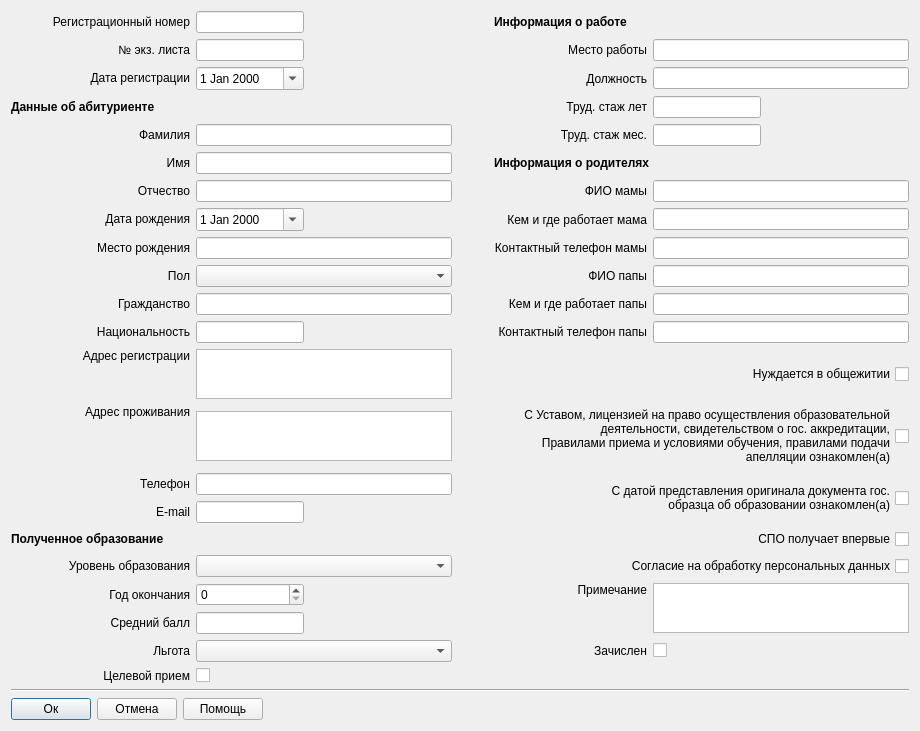
Before: the Qt Designer form maddabiturdialog.ui in ichigo7diavol/armp, drawn with Qt 5.
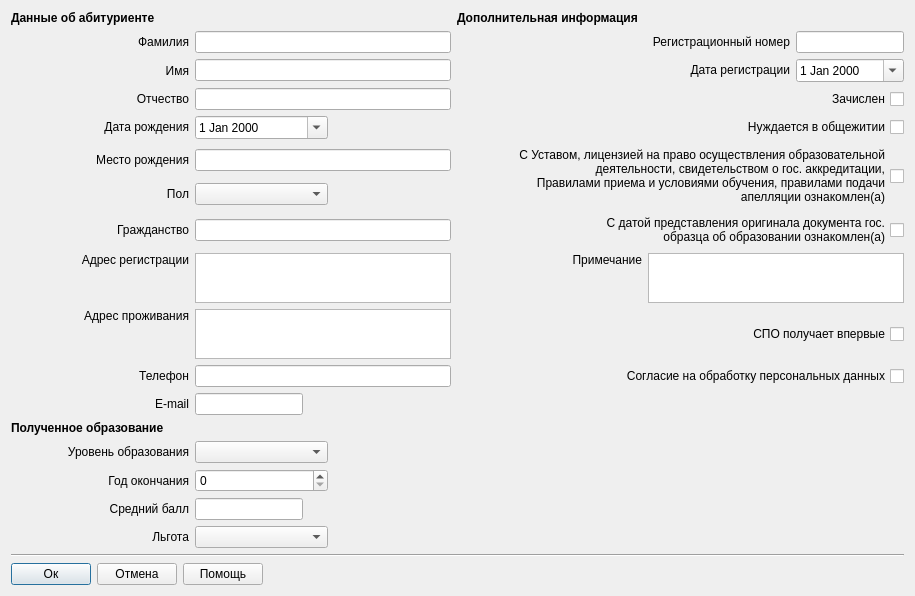
After: the same form once the commit is applied.

The edit to the form file:
```diff
--- a/maddabiturdialog.ui
+++ b/maddabiturdialog.ui
@@ -6,8 +6,8 @@
    <rect>
     <x>0</x>
     <y>0</y>
-    <width>920</width>
-    <height>686</height>
+    <width>915</width>
+    <height>562</height>
    </rect>
   </property>
   <property name="sizePolicy">
@@ -22,124 +22,6 @@
   <layout class="QVBoxLayout" name="verticalLayout" stretch="0,0,0">
    <item>
     <layout class="QGridLayout" name="gridLayout" columnstretch="0,0,0,0,0,0,0,0">
-     <item row="0" column="1">
-      <widget class="QLabel" name="label">
-       <property name="sizePolicy">
-        <sizepolicy hsizetype="Preferred" vsizetype="Fixed">
-         <horstretch>0</horstretch>
-         <verstretch>0</verstretch>
-        </sizepolicy>
-       </property>
-       <property name="text">
-        <string>Регистрационный номер</string>
-       </property>
-       <property name="alignment">
-        <set>Qt::AlignRight|Qt::AlignTrailing|Qt::AlignVCenter</set>
-       </property>
-      </widget>
-     </item>
-     <item row="8" column="2">
-      <widget class="QDateEdit" name="birthDateEdit">
-       <property name="calendarPopup">
-        <bool>true</bool>
-       </property>
-      </widget>
-     </item>
-     <item row="4" column="6">
-      <widget class="QLineEdit" name="seniorityYearLineEdit">
-       <property name="sizePolicy">
-        <sizepolicy hsizetype="Fixed" vsizetype="Fixed">
-         <horstretch>0</horstretch>
-         <verstretch>0</verstretch>
-        </sizepolicy>
-       </property>
-      </widget>
-     </item>
-     <item row="5" column="5">
-      <widget class="QLabel" name="label_10">
-       <property name="text">
-        <string>Труд. стаж мес.</string>
-       </property>
-       <property name="alignment">
-        <set>Qt::AlignRight|Qt::AlignTrailing|Qt::AlignVCenter</set>
-       </property>
-      </widget>
-     </item>
-     <item row="3" column="5">
-      <widget class="QLabel" name="label_8">
-       <property name="text">
-        <string>Должность</string>
-       </property>
-       <property name="alignment">
-        <set>Qt::AlignRight|Qt::AlignTrailing|Qt::AlignVCenter</set>
-       </property>
-      </widget>
-     </item>
-     <item row="19" column="1">
-      <widget class="QLabel" name="label_25">
-       <property name="text">
-        <string>Год окончания</string>
-       </property>
-       <property name="alignment">
-        <set>Qt::AlignRight|Qt::AlignTrailing|Qt::AlignVCenter</set>
-       </property>
-      </widget>
-     </item>
-     <item row="14" column="1">
-      <widget class="QLabel" name="label_14">
-       <property name="sizePolicy">
-        <sizepolicy hsizetype="Preferred" vsizetype="Preferred">
-         <horstretch>0</horstretch>
-         <verstretch>0</verstretch>
-        </sizepolicy>
-       </property>
-       <property name="text">
-        <string>Адрес проживания</string>
-       </property>
-       <property name="alignment">
-        <set>Qt::AlignRight|Qt::AlignTop|Qt::AlignTrailing</set>
-       </property>
-      </widget>
-     </item>
-     <item row="4" column="5">
-      <widget class="QLabel" name="label_9">
-       <property name="text">
-        <string>Труд. стаж лет</string>
-       </property>
-       <property name="alignment">
-        <set>Qt::AlignRight|Qt::AlignTrailing|Qt::AlignVCenter</set>
-       </property>
-      </widget>
-     </item>
-     <item row="13" column="1">
-      <widget class="QLabel" name="label_16">
-       <property name="sizePolicy">
-        <sizepolicy hsizetype="Preferred" vsizetype="Preferred">
-         <horstretch>0</horstretch>
-         <verstretch>0</verstretch>
-        </sizepolicy>
-       </property>
-       <property name="text">
-        <string>Адрес регистрации</string>
-       </property>
-       <property name="alignment">
-        <set>Qt::AlignRight|Qt::AlignTop|Qt::AlignTrailing</set>
-       </property>
-      </widget>
-     </item>
-     <item row="6" column="1">
-      <widget class="QLabel" name="label_11">
-       <property name="text">
-        <string>Имя</string>
-       </property>
-       <property name="alignment">
-        <set>Qt::AlignRight|Qt::AlignTrailing|Qt::AlignVCenter</set>
-       </property>
-      </widget>
-     </item>
-     <item row="6" column="2" colspan="2">
-      <widget class="QLineEdit" name="nameLineEdit"/>
-     </item>
      <item row="7" column="1">
       <widget class="QLabel" name="label_12">
        <property name="text">
@@ -150,8 +32,8 @@
        </property>
       </widget>
      </item>
-     <item row="7" column="2" colspan="2">
-      <widget class="QLineEdit" name="midNameLineEdit"/>
+     <item row="6" column="2" colspan="2">
+      <widget class="QLineEdit" name="nameLineEdit"/>
      </item>
      <item row="4" column="0" colspan="3">
       <widget class="QLabel" name="label_4">
@@ -182,31 +64,21 @@
        </property>
       </widget>
      </item>
-     <item row="3" column="1">
-      <widget class="QLabel" name="label_5">
-       <property name="sizePolicy">
-        <sizepolicy hsizetype="Preferred" vsizetype="Fixed">
-         <horstretch>0</horstretch>
-         <verstretch>0</verstretch>
-        </sizepolicy>
-       </property>
+     <item row="6" column="1">
+      <widget class="QLabel" name="label_11">
        <property name="text">
-        <string>Дата регистрации</string>
+        <string>Имя</string>
        </property>
        <property name="alignment">
         <set>Qt::AlignRight|Qt::AlignTrailing|Qt::AlignVCenter</set>
        </property>
       </widget>
      </item>
-     <item row="20" column="2">
-      <widget class="QLineEdit" name="avgScoreLineEdit">
-       <property name="sizePolicy">
-        <sizepolicy hsizetype="Fixed" vsizetype="Fixed">
-         <horstretch>0</horstretch>
-         <verstretch>0</verstretch>
-        </sizepolicy>
-       </property>
-      </widget>
+     <item row="7" column="2" colspan="2">
+      <widget class="QLineEdit" name="midNameLineEdit"/>
+     </item>
+     <item row="11" column="2" colspan="2">
+      <widget class="QLineEdit" name="citizenshipLineEdit"/>
      </item>
      <item row="8" column="1">
       <widget class="QLabel" name="label_13">
@@ -224,210 +96,9 @@
        </property>
       </widget>
      </item>
-     <item row="11" column="2" colspan="2">
-      <widget class="QLineEdit" name="citizenshipLineEdit"/>
-     </item>
-     <item row="10" column="2" colspan="2">
-      <widget class="QComboBox" name="genderComboBox"/>
-     </item>
-     <item row="7" column="5">
-      <widget class="QLabel" name="label_29">
-       <property name="text">
-        <string>ФИО мамы</string>
-       </property>
-       <property name="alignment">
-        <set>Qt::AlignRight|Qt::AlignTrailing|Qt::AlignVCenter</set>
-       </property>
-      </widget>
-     </item>
-     <item row="12" column="5">
-      <widget class="QLabel" name="label_34">
-       <property name="text">
-        <string>Контактный телефон папы</string>
-       </property>
-       <property name="alignment">
-        <set>Qt::AlignRight|Qt::AlignTrailing|Qt::AlignVCenter</set>
-       </property>
-      </widget>
-     </item>
-     <item row="11" column="5">
-      <widget class="QLabel" name="label_33">
-       <property name="text">
-        <string>Кем и где работает папы</string>
-       </property>
-       <property name="alignment">
-        <set>Qt::AlignRight|Qt::AlignTrailing|Qt::AlignVCenter</set>
-       </property>
-      </widget>
-     </item>
-     <item row="10" column="5">
-      <widget class="QLabel" name="label_32">
-       <property name="text">
-        <string>ФИО папы</string>
-       </property>
-       <property name="alignment">
-        <set>Qt::AlignRight|Qt::AlignTrailing|Qt::AlignVCenter</set>
-       </property>
-      </widget>
-     </item>
-     <item row="12" column="6" colspan="2">
-      <widget class="QLineEdit" name="fatherPhoneLineEdit"/>
-     </item>
-     <item row="21" column="6">
-      <widget class="QCheckBox" name="enlistedCheckBox">
-       <property name="text">
-        <string/>
-       </property>
-      </widget>
-     </item>
-     <item row="10" column="6" colspan="2">
-      <widget class="QLineEdit" name="fatherFIOLineEdit"/>
-     </item>
-     <item row="19" column="5" rowspan="2">
-      <widget class="QLabel" name="label_35">
-       <property name="text">
-        <string>Примечание</string>
-       </property>
-       <property name="alignment">
-        <set>Qt::AlignRight|Qt::AlignTop|Qt::AlignTrailing</set>
-       </property>
-      </widget>
-     </item>
-     <item row="17" column="5" colspan="3">
-      <widget class="QCheckBox" name="firstSPOCheckBox">
-       <property name="layoutDirection">
-        <enum>Qt::RightToLeft</enum>
-       </property>
-       <property name="text">
-        <string>СПО получает впервые</string>
-       </property>
-      </widget>
-     </item>
-     <item row="14" column="5" colspan="3">
-      <widget class="QCheckBox" name="rulesAgreeCheckBox">
-       <property name="layoutDirection">
-        <enum>Qt::RightToLeft</enum>
-       </property>
-       <property name="text">
-        <string>С Уставом, лицензией на право осуществления образовательной 
-деятельности, свидетельством о гос. аккредитации, 
-Правилами приема и условиями обучения, правилами подачи
- апелляции ознакомлен(а)</string>
-       </property>
-      </widget>
-     </item>
-     <item row="18" column="5" colspan="3">
-      <widget class="QCheckBox" name="procAgreeCheckBox">
-       <property name="layoutDirection">
-        <enum>Qt::RightToLeft</enum>
-       </property>
-       <property name="text">
-        <string>Согласие на обработку персональных данных</string>
-       </property>
-      </widget>
-     </item>
-     <item row="13" column="5" colspan="3">
-      <widget class="QCheckBox" name="dormitoryCheckBox">
-       <property name="layoutDirection">
-        <enum>Qt::RightToLeft</enum>
-       </property>
-       <property name="text">
-        <string>Нуждается в общежитии</string>
-       </property>
-      </widget>
-     </item>
-     <item row="2" column="2">
-      <widget class="QLineEdit" name="exumNumLineEdit">
-       <property name="sizePolicy">
-        <sizepolicy hsizetype="Fixed" vsizetype="Fixed">
-         <horstretch>0</horstretch>
-         <verstretch>0</verstretch>
-        </sizepolicy>
-       </property>
-      </widget>
-     </item>
      <item row="9" column="2" colspan="2">
       <widget class="QLineEdit" name="birthPlaceLineEdit"/>
      </item>
-     <item row="2" column="5">
-      <widget class="QLabel" name="label_2">
-       <property name="text">
-        <string>Место работы</string>
-       </property>
-       <property name="alignment">
-        <set>Qt::AlignRight|Qt::AlignTrailing|Qt::AlignVCenter</set>
-       </property>
-      </widget>
-     </item>
-     <item row="2" column="1">
-      <widget class="QLabel" name="label_3">
-       <property name="sizePolicy">
-        <sizepolicy hsizetype="Preferred" vsizetype="Fixed">
-         <horstretch>0</horstretch>
-         <verstretch>0</verstretch>
-        </sizepolicy>
-       </property>
-       <property name="text">
-        <string>№ экз. листа</string>
-       </property>
-       <property name="alignment">
-        <set>Qt::AlignRight|Qt::AlignTrailing|Qt::AlignVCenter</set>
-       </property>
-      </widget>
-     </item>
-     <item row="0" column="2">
-      <widget class="QLineEdit" name="regLineEdit">
-       <property name="sizePolicy">
-        <sizepolicy hsizetype="Fixed" vsizetype="Fixed">
-         <horstretch>0</horstretch>
-         <verstretch>0</verstretch>
-        </sizepolicy>
-       </property>
-      </widget>
-     </item>
-     <item row="3" column="2">
-      <widget class="QDateEdit" name="regDateEdit">
-       <property name="calendarPopup">
-        <bool>true</bool>
-       </property>
-      </widget>
-     </item>
-     <item row="18" column="2" colspan="2">
-      <widget class="QComboBox" name="eduLvlComboBox"/>
-     </item>
-     <item row="0" column="4">
-      <spacer name="horizontalSpacer">
-       <property name="orientation">
-        <enum>Qt::Horizontal</enum>
-       </property>
-       <property name="sizeHint" stdset="0">
-        <size>
-         <width>40</width>
-         <height>20</height>
-        </size>
-       </property>
-      </spacer>
-     </item>
-     <item row="2" column="6" colspan="2">
-      <widget class="QLineEdit" name="workPlaceLineEdit">
-       <property name="sizePolicy">
-        <sizepolicy hsizetype="Preferred" vsizetype="Fixed">
-         <horstretch>0</horstretch>
-         <verstretch>0</verstretch>
-        </sizepolicy>
-       </property>
-      </widget>
-     </item>
-     <item row="16" column="2">
-      <widget class="QLineEdit" name="mailLineEdit">
-       <property name="sizePolicy">
-        <sizepolicy hsizetype="Fixed" vsizetype="Fixed">
-         <horstretch>0</horstretch>
-         <verstretch>0</verstretch>
-        </sizepolicy>
-       </property>
-      </widget>
-     </item>
      <item row="5" column="1">
       <widget class="QLabel" name="label_6">
        <property name="text">
@@ -438,54 +109,6 @@
        </property>
       </widget>
      </item>
-     <item row="13" column="2" colspan="2">
-      <widget class="QTextEdit" name="regAdrTextEdit">
-       <property name="sizePolicy">
-        <sizepolicy hsizetype="Expanding" vsizetype="Fixed">
-         <horstretch>0</horstretch>
-         <verstretch>0</verstretch>
-        </sizepolicy>
-       </property>
-       <property name="minimumSize">
-        <size>
-         <width>0</width>
-         <height>50</height>
-        </size>
-       </property>
-       <property name="maximumSize">
-        <size>
-         <width>16777215</width>
-         <height>50</height>
-        </size>
-       </property>
-       <property name="lineWidth">
-        <number>1</number>
-       </property>
-      </widget>
-     </item>
-     <item row="15" column="2" colspan="2">
-      <widget class="QLineEdit" name="phoneLineEdit"/>
-     </item>
-     <item row="12" column="2">
-      <widget class="QLineEdit" name="nationLineEdit">
-       <property name="sizePolicy">
-        <sizepolicy hsizetype="Fixed" vsizetype="Fixed">
-         <horstretch>0</horstretch>
-         <verstretch>0</verstretch>
-        </sizepolicy>
-       </property>
-      </widget>
-     </item>
-     <item row="16" column="1">
-      <widget class="QLabel" name="label_18">
-       <property name="text">
-        <string>E-mail</string>
-       </property>
-       <property name="alignment">
-        <set>Qt::AlignRight|Qt::AlignTrailing|Qt::AlignVCenter</set>
-       </property>
-      </widget>
-     </item>
      <item row="11" column="1">
       <widget class="QLabel" name="label_20">
        <property name="text">
@@ -496,59 +119,7 @@
        </property>
       </widget>
      </item>
-     <item row="14" column="2" colspan="2">
-      <widget class="QTextEdit" name="liveAdrTextEdit">
-       <property name="sizePolicy">
-        <sizepolicy hsizetype="Expanding" vsizetype="Fixed">
-         <horstretch>0</horstretch>
-         <verstretch>0</verstretch>
-        </sizepolicy>
-       </property>
-       <property name="minimumSize">
-        <size>
-         <width>0</width>
-         <height>50</height>
-        </size>
-       </property>
-       <property name="maximumSize">
-        <size>
-         <width>16777215</width>
-         <height>50</height>
-        </size>
-       </property>
-      </widget>
-     </item>
-     <item row="20" column="1">
-      <widget class="QLabel" name="label_26">
-       <property name="text">
-        <string>Средний балл</string>
-       </property>
-       <property name="alignment">
-        <set>Qt::AlignRight|Qt::AlignTrailing|Qt::AlignVCenter</set>
-       </property>
-      </widget>
-     </item>
-     <item row="12" column="1">
-      <widget class="QLabel" name="label_19">
-       <property name="text">
-        <string>Национальность</string>
-       </property>
-       <property name="alignment">
-        <set>Qt::AlignRight|Qt::AlignTrailing|Qt::AlignVCenter</set>
-       </property>
-      </widget>
-     </item>
-     <item row="21" column="1">
-      <widget class="QLabel" name="label_27">
-       <property name="text">
-        <string>Льгота</string>
-       </property>
-       <property name="alignment">
-        <set>Qt::AlignRight|Qt::AlignTrailing|Qt::AlignVCenter</set>
-       </property>
-      </widget>
-     </item>
-     <item row="0" column="0">
+     <item row="5" column="0">
       <spacer name="horizontalSpacer_3">
        <property name="orientation">
         <enum>Qt::Horizontal</enum>
@@ -561,65 +132,6 @@
        </property>
       </spacer>
      </item>
-     <item row="5" column="6">
-      <widget class="QLineEdit" name="seniorityMonthLineEdit">
-       <property name="sizePolicy">
-        <sizepolicy hsizetype="Fixed" vsizetype="Fixed">
-         <horstretch>0</horstretch>
-         <verstretch>0</verstretch>
-        </sizepolicy>
-       </property>
-      </widget>
-     </item>
-     <item row="15" column="1">
-      <widget class="QLabel" name="label_17">
-       <property name="text">
-        <string>Телефон</string>
-       </property>
-       <property name="alignment">
-        <set>Qt::AlignRight|Qt::AlignTrailing|Qt::AlignVCenter</set>
-       </property>
-      </widget>
-     </item>
-     <item row="21" column="5">
-      <widget class="QLabel" name="label_36">
-       <property name="text">
-        <string>Зачислен</string>
-       </property>
-       <property name="alignment">
-        <set>Qt::AlignRight|Qt::AlignTrailing|Qt::AlignVCenter</set>
-       </property>
-      </widget>
-     </item>
-     <item row="3" column="6" colspan="2">
-      <widget class="QLineEdit" name="workPosLineEdit"/>
-     </item>
-     <item row="22" column="2">
-      <widget class="QCheckBox" name="targeRecCheckBox">
-       <property name="text">
-        <string/>
-       </property>
-      </widget>
-     </item>
-     <item row="0" column="5" colspan="2">
-      <widget class="QLabel" name="label_7">
-       <property name="sizePolicy">
-        <sizepolicy hsizetype="Preferred" vsizetype="Fixed">
-         <horstretch>0</horstretch>
-         <verstretch>0</verstretch>
-        </sizepolicy>
-       </property>
-       <property name="font">
-        <font>
-         <weight>75</weight>
-         <bold>true</bold>
-        </font>
-       </property>
-       <property name="text">
-        <string>Информация о работе</string>
-       </property>
-      </widget>
-     </item>
      <item row="10" column="1">
       <widget class="QLabel" name="label_21">
        <property name="text">
@@ -630,6 +142,19 @@
        </property>
       </widget>
      </item>
+     <item row="5" column="4">
+      <spacer name="horizontalSpacer">
+       <property name="orientation">
+        <enum>Qt::Horizontal</enum>
+       </property>
+       <property name="sizeHint" stdset="0">
+        <size>
+         <width>40</width>
+         <height>20</height>
+        </size>
+       </property>
+      </spacer>
+     </item>
      <item row="9" column="1">
       <widget class="QLabel" name="label_22">
        <property name="text">
@@ -640,10 +165,171 @@
        </property>
       </widget>
      </item>
-     <item row="17" column="0" colspan="3">
+     <item row="8" column="2">
+      <widget class="QDateEdit" name="birthDateEdit">
+       <property name="calendarPopup">
+        <bool>true</bool>
+       </property>
+      </widget>
+     </item>
+     <item row="5" column="7">
+      <widget class="QLineEdit" name="regLineEdit">
+       <property name="sizePolicy">
+        <sizepolicy hsizetype="Fixed" vsizetype="Fixed">
+         <horstretch>0</horstretch>
+         <verstretch>0</verstretch>
+        </sizepolicy>
+       </property>
+      </widget>
+     </item>
+     <item row="5" column="6">
+      <widget class="QLabel" name="label">
+       <property name="sizePolicy">
+        <sizepolicy hsizetype="Preferred" vsizetype="Fixed">
+         <horstretch>0</horstretch>
+         <verstretch>0</verstretch>
+        </sizepolicy>
+       </property>
+       <property name="text">
+        <string>Регистрационный номер</string>
+       </property>
+       <property name="alignment">
+        <set>Qt::AlignRight|Qt::AlignTrailing|Qt::AlignVCenter</set>
+       </property>
+      </widget>
+     </item>
+     <item row="4" column="4" colspan="3">
+      <widget class="QLabel" name="label_2">
+       <property name="font">
+        <font>
+         <weight>75</weight>
+         <bold>true</bold>
+        </font>
+       </property>
+       <property name="text">
+        <string>Дополнительная информация</string>
+       </property>
+      </widget>
+     </item>
+     <item row="10" column="2">
+      <widget class="QComboBox" name="genderComboBox"/>
+     </item>
+     <item row="13" column="1">
+      <widget class="QLabel" name="label_14">
+       <property name="sizePolicy">
+        <sizepolicy hsizetype="Preferred" vsizetype="Preferred">
+         <horstretch>0</horstretch>
+         <verstretch>0</verstretch>
+        </sizepolicy>
+       </property>
+       <property name="text">
+        <string>Адрес проживания</string>
+       </property>
+       <property name="alignment">
+        <set>Qt::AlignRight|Qt::AlignTop|Qt::AlignTrailing</set>
+       </property>
+      </widget>
+     </item>
+     <item row="12" column="2" colspan="2">
+      <widget class="QTextEdit" name="regAdrTextEdit">
+       <property name="sizePolicy">
+        <sizepolicy hsizetype="Expanding" vsizetype="Fixed">
+         <horstretch>0</horstretch>
+         <verstretch>0</verstretch>
+        </sizepolicy>
+       </property>
+       <property name="minimumSize">
+        <size>
+         <width>0</width>
+         <height>50</height>
+        </size>
+       </property>
+       <property name="maximumSize">
+        <size>
+         <width>16777215</width>
+         <height>50</height>
+        </size>
+       </property>
+       <property name="lineWidth">
+        <number>1</number>
+       </property>
+      </widget>
+     </item>
+     <item row="14" column="2" colspan="2">
+      <widget class="QLineEdit" name="phoneLineEdit"/>
+     </item>
+     <item row="12" column="1">
+      <widget class="QLabel" name="label_16">
+       <property name="sizePolicy">
+        <sizepolicy hsizetype="Preferred" vsizetype="Preferred">
+         <horstretch>0</horstretch>
+         <verstretch>0</verstretch>
+        </sizepolicy>
+       </property>
+       <property name="text">
+        <string>Адрес регистрации</string>
+       </property>
+       <property name="alignment">
+        <set>Qt::AlignRight|Qt::AlignTop|Qt::AlignTrailing</set>
+       </property>
+      </widget>
+     </item>
+     <item row="13" column="2" colspan="2">
+      <widget class="QTextEdit" name="liveAdrTextEdit">
+       <property name="sizePolicy">
+        <sizepolicy hsizetype="Expanding" vsizetype="Fixed">
+         <horstretch>0</horstretch>
+         <verstretch>0</verstretch>
+        </sizepolicy>
+       </property>
+       <property name="minimumSize">
+        <size>
+         <width>0</width>
+         <height>50</height>
+        </size>
+       </property>
+       <property name="maximumSize">
+        <size>
+         <width>16777215</width>
+         <height>50</height>
+        </size>
+       </property>
+      </widget>
+     </item>
+     <item row="14" column="1">
+      <widget class="QLabel" name="label_17">
+       <property name="text">
+        <string>Телефон</string>
+       </property>
+       <property name="alignment">
+        <set>Qt::AlignRight|Qt::AlignTrailing|Qt::AlignVCenter</set>
+       </property>
+      </widget>
+     </item>
+     <item row="15" column="2">
+      <widget class="QLineEdit" name="mailLineEdit">
+       <property name="sizePolicy">
+        <sizepolicy hsizetype="Fixed" vsizetype="Fixed">
+         <horstretch>0</horstretch>
+         <verstretch>0</verstretch>
+        </sizepolicy>
+       </property>
+      </widget>
+     </item>
+     <item row="15" column="1">
+      <widget class="QLabel" name="label_18">
+       <property name="text">
+        <string>E-mail</string>
+       </property>
+       <property name="alignment">
+        <set>Qt::AlignRight|Qt::AlignTrailing|Qt::AlignVCenter</set>
+       </property>
+      </widget>
+     </item>
+     <item row="16" column="0" colspan="3">
       <widget class="QLabel" name="label_15">
        <property name="sizePolicy">
-        <sizepolicy hsizetype="Preferred" vsizetype="Fixed">
+        <sizepolicy hsizetype="Preferred" vsizetype="Preferred">
          <horstretch>0</horstretch>
          <verstretch>0</verstretch>
         </sizepolicy>
@@ -657,9 +343,28 @@
        <property name="text">
         <string>Полученное образование</string>
        </property>
+       <property name="alignment">
+        <set>Qt::AlignBottom|Qt::AlignLeading|Qt::AlignLeft</set>
+       </property>
       </widget>
      </item>
-     <item row="18" column="1">
+     <item row="17" column="2">
+      <widget class="QComboBox" name="eduLvlComboBox">
+       <property name="sizePolicy">
+        <sizepolicy hsizetype="Fixed" vsizetype="Fixed">
+         <horstretch>0</horstretch>
+         <verstretch>0</verstretch>
+        </sizepolicy>
+       </property>
+       <property name="minimumSize">
+        <size>
+         <width>133</width>
+         <height>0</height>
+        </size>
+       </property>
+      </widget>
+     </item>
+     <item row="17" column="1">
       <widget class="QLabel" name="label_24">
        <property name="text">
         <string>Уровень образования</string>
@@ -669,87 +374,160 @@
        </property>
       </widget>
      </item>
-     <item row="19" column="2">
+     <item row="18" column="2">
       <widget class="QSpinBox" name="endYearSpinBox"/>
      </item>
-     <item row="21" column="2" colspan="2">
+     <item row="18" column="1">
+      <widget class="QLabel" name="label_25">
+       <property name="text">
+        <string>Год окончания</string>
+       </property>
+       <property name="alignment">
+        <set>Qt::AlignRight|Qt::AlignTrailing|Qt::AlignVCenter</set>
+       </property>
+      </widget>
+     </item>
+     <item row="19" column="1">
+      <widget class="QLabel" name="label_26">
+       <property name="text">
+        <string>Средний балл</string>
+       </property>
+       <property name="alignment">
+        <set>Qt::AlignRight|Qt::AlignTrailing|Qt::AlignVCenter</set>
+       </property>
+      </widget>
+     </item>
+     <item row="19" column="2">
+      <widget class="QLineEdit" name="avgScoreLineEdit">
+       <property name="sizePolicy">
+        <sizepolicy hsizetype="Fixed" vsizetype="Fixed">
+         <horstretch>0</horstretch>
+         <verstretch>0</verstretch>
+        </sizepolicy>
+       </property>
+      </widget>
+     </item>
+     <item row="20" column="2">
       <widget class="QComboBox" name="privilegeComboBox">
        <property name="sizePolicy">
-        <sizepolicy hsizetype="Fixed" vsizetype="Fixed">
+        <sizepolicy hsizetype="Preferred" vsizetype="Fixed">
          <horstretch>0</horstretch>
          <verstretch>0</verstretch>
         </sizepolicy>
        </property>
        <property name="minimumSize">
         <size>
-         <width>256</width>
+         <width>0</width>
          <height>0</height>
         </size>
        </property>
        <property name="maximumSize">
         <size>
-         <width>256</width>
+         <width>16777215</width>
          <height>16777215</height>
         </size>
        </property>
       </widget>
      </item>
-     <item row="7" column="6" colspan="2">
-      <widget class="QLineEdit" name="motherFIOLineEdit"/>
+     <item row="20" column="1">
+      <widget class="QLabel" name="label_27">
+       <property name="text">
+        <string>Льгота</string>
+       </property>
+       <property name="alignment">
+        <set>Qt::AlignRight|Qt::AlignTrailing|Qt::AlignVCenter</set>
+       </property>
+      </widget>
      </item>
-     <item row="9" column="6" colspan="2">
-      <widget class="QLineEdit" name="motherPhoneLineEdit"/>
+     <item row="6" column="7">
+      <widget class="QDateEdit" name="regDateEdit">
+       <property name="calendarPopup">
+        <bool>true</bool>
+       </property>
+      </widget>
      </item>
-     <item row="22" column="1">
-      <widget class="QLabel" name="label_23">
+     <item row="6" column="6">
+      <widget class="QLabel" name="label_5">
+       <property name="sizePolicy">
+        <sizepolicy hsizetype="Preferred" vsizetype="Fixed">
+         <horstretch>0</horstretch>
+         <verstretch>0</verstretch>
+        </sizepolicy>
+       </property>
        <property name="text">
-        <string>Целевой прием</string>
+        <string>Дата регистрации</string>
        </property>
        <property name="alignment">
         <set>Qt::AlignRight|Qt::AlignTrailing|Qt::AlignVCenter</set>
        </property>
       </widget>
      </item>
-     <item row="6" column="5" colspan="2">
-      <widget class="QLabel" name="label_28">
-       <property name="font">
-        <font>
-         <weight>75</weight>
-         <bold>true</bold>
-        </font>
+     <item row="7" column="7">
+      <widget class="QCheckBox" name="enlistedCheckBox">
+       <property name="layoutDirection">
+        <enum>Qt::RightToLeft</enum>
        </property>
        <property name="text">
-        <string>Информация о родителях</string>
+        <string>Зачислен</string>
        </property>
       </widget>
      </item>
      <item row="8" column="6" colspan="2">
-      <widget class="QLineEdit" name="motherWorkLineEdit"/>
+      <widget class="QCheckBox" name="dormitoryCheckBox">
+       <property name="layoutDirection">
+        <enum>Qt::RightToLeft</enum>
+       </property>
+       <property name="text">
+        <string>Нуждается в общежитии</string>
+       </property>
+      </widget>
      </item>
-     <item row="11" column="6" colspan="2">
-      <widget class="QLineEdit" name="fatherWorkLineEdit"/>
+     <item row="12" column="6" colspan="2">
+      <widget class="QTextEdit" name="noteTextEdit">
+       <property name="sizePolicy">
+        <sizepolicy hsizetype="Fixed" vsizetype="Fixed">
+         <horstretch>0</horstretch>
+         <verstretch>0</verstretch>
+        </sizepolicy>
+       </property>
+       <property name="minimumSize">
+        <size>
+         <width>0</width>
+         <height>50</height>
+        </size>
+       </property>
+       <property name="maximumSize">
+        <size>
+         <width>16777215</width>
+         <height>50</height>
+        </size>
+       </property>
+      </widget>
      </item>
-     <item row="8" column="5">
-      <widget class="QLabel" name="label_30">
+     <item row="12" column="5">
+      <widget class="QLabel" name="label_35">
        <property name="text">
-        <string>Кем и где работает мама</string>
+        <string>Примечание</string>
        </property>
        <property name="alignment">
-        <set>Qt::AlignRight|Qt::AlignTrailing|Qt::AlignVCenter</set>
+        <set>Qt::AlignRight|Qt::AlignTop|Qt::AlignTrailing</set>
        </property>
       </widget>
      </item>
-     <item row="9" column="5">
-      <widget class="QLabel" name="label_31">
+     <item row="9" column="5" rowspan="2" colspan="3">
+      <widget class="QCheckBox" name="rulesAgreeCheckBox">
+       <property name="layoutDirection">
+        <enum>Qt::RightToLeft</enum>
+       </property>
        <property name="text">
-        <string>Контактный телефон мамы</string>
+        <string>С Уставом, лицензией на право осуществления образовательной 
+деятельности, свидетельством о гос. аккредитации, 
+Правилами приема и условиями обучения, правилами подачи
+ апелляции ознакомлен(а)</string>
        </property>
-       <property name="alignment">
-        <set>Qt::AlignRight|Qt::AlignTrailing|Qt::AlignVCenter</set>
-       </property>
       </widget>
      </item>
-     <item row="15" column="5" rowspan="2" colspan="3">
+     <item row="11" column="5" colspan="3">
       <widget class="QCheckBox" name="dateAgreeCheckBox">
        <property name="layoutDirection">
         <enum>Qt::RightToLeft</enum>
@@ -760,25 +538,23 @@
        </property>
       </widget>
      </item>
-     <item row="19" column="6" rowspan="2" colspan="2">
-      <widget class="QTextEdit" name="noteTextEdit">
-       <property name="sizePolicy">
-        <sizepolicy hsizetype="Fixed" vsizetype="Fixed">
-         <horstretch>0</horstretch>
-         <verstretch>0</verstretch>
-        </sizepolicy>
+     <item row="14" column="5" colspan="3">
+      <widget class="QCheckBox" name="procAgreeCheckBox">
+       <property name="layoutDirection">
+        <enum>Qt::RightToLeft</enum>
        </property>
-       <property name="minimumSize">
-        <size>
-         <width>0</width>
-         <height>50</height>
-        </size>
+       <property name="text">
+        <string>Согласие на обработку персональных данных</string>
        </property>
-       <property name="maximumSize">
-        <size>
-         <width>16777215</width>
-         <height>50</height>
-        </size>
+      </widget>
+     </item>
+     <item row="13" column="6" colspan="2">
+      <widget class="QCheckBox" name="firstSPOCheckBox">
+       <property name="layoutDirection">
+        <enum>Qt::RightToLeft</enum>
+       </property>
+       <property name="text">
+        <string>СПО получает впервые</string>
        </property>
       </widget>
      </item>
```
